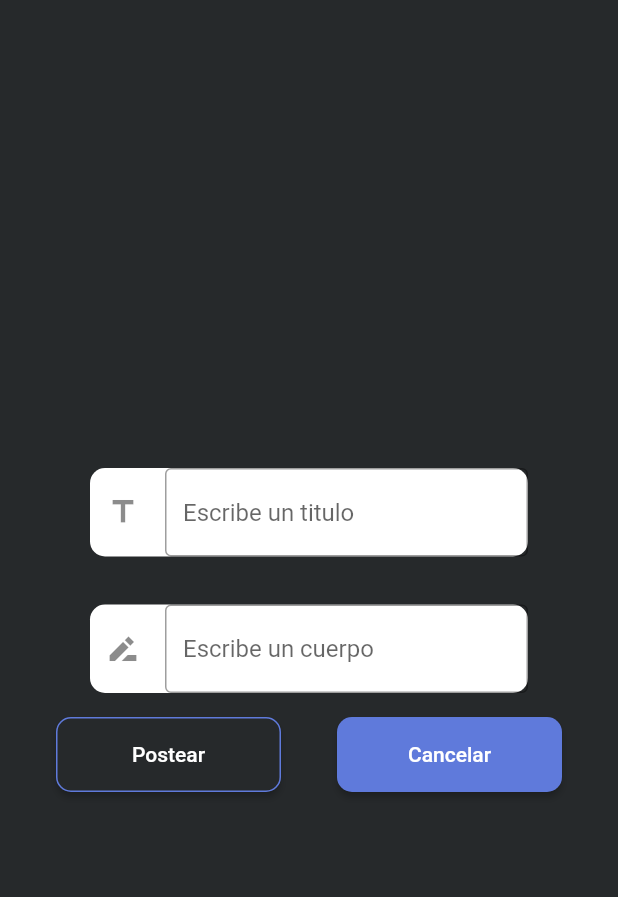
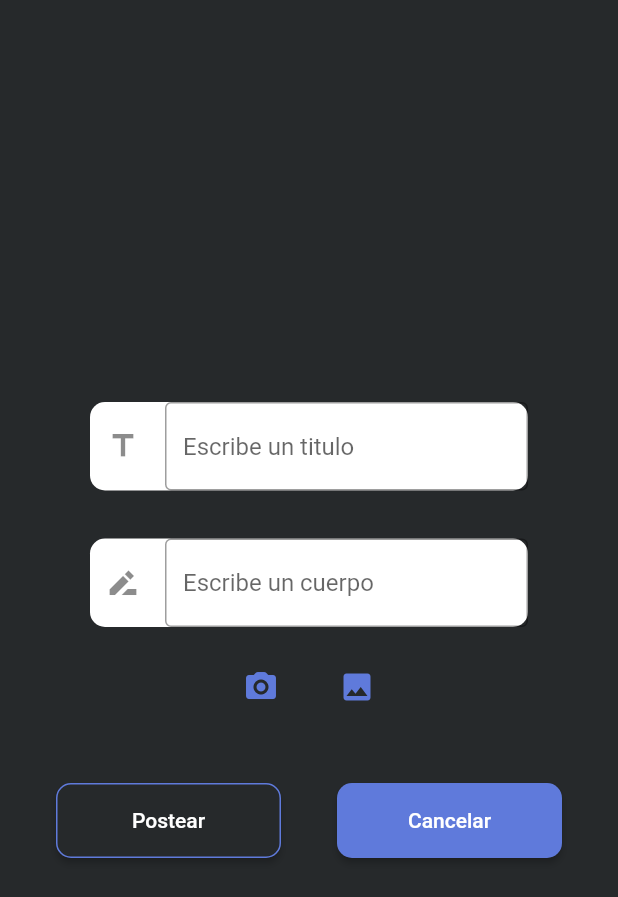
Before and after one commit to huugolopeez/Actividad3, a Flutter app: the PostCreateView screen opened by its route, after a tap on "Cancelar", after a tap on the "add" icon, on a phone screen of 412 x 824 dp. Shown: the top 897 px of the screen. Run offline on Flutter 3.47's test engine with Material 2 defaults, Android fonts, the phone set to English and light mode, and no system bars; our stand-ins replace cloud_firestore, firebase_auth, firebase_core, firebase_storage, image_picker, shared_preferences; accounts and stored records are empty; generated files the repository leaves out were written again; network calls fail.

Commit message:
Commit subir post con fotos

```diff
--- a/lib/Actividad3.dart
+++ b/lib/Actividad3.dart
@@ -40,7 +40,7 @@ class Actividad3 extends StatelessWidget {
       materialApp = MaterialApp(
           title: '3PMDM',
           debugShowCheckedModeBanner: false,
-          initialRoute: '/phoneloginview',
+          initialRoute: '/loginview',
           routes: {
             '/loginview': (context) => MLoginView(),
             '/registerview': (context) => RegisterView(),
--- a/lib/firestoreObjects/FbPost.dart
+++ b/lib/firestoreObjects/FbPost.dart
@@ -4,10 +4,12 @@ class FbPost {
 
   final String titulo;
   final String cuerpo;
+  final String imagen;
 
   FbPost({
     required this.titulo,
-    required this.cuerpo
+    required this.cuerpo,
+    required this.imagen
   });
 
   factory FbPost.fromFirestore(
@@ -17,14 +19,16 @@ class FbPost {
     final data = snapshot.data();
     return FbPost(
         titulo: data?['titulo'],
-        cuerpo: data?['cuerpo']
+        cuerpo: data?['cuerpo'],
+        imagen: data?['imagen']
     );
   }
 
   Map<String, dynamic> toFirestore() {
     return {
       if (titulo != null) "titulo" : titulo,
-      if (cuerpo != null) "cuerpo" : cuerpo
+      if (cuerpo != null) "cuerpo" : cuerpo,
+      if (imagen != null) "imagen" : imagen
     };
   }
 }
--- a/lib/main/PostCreateView.dart
+++ b/lib/main/PostCreateView.dart
@@ -1,29 +1,70 @@
+import 'dart:io';
+
 import 'package:actividad3/custom/HLButtonsBoarding.dart';
 import 'package:actividad3/custom/HLTextField.dart';
 import 'package:actividad3/firestoreObjects/FbPost.dart';
 import 'package:actividad3/singletone/DataHolder.dart';
+import 'package:firebase_auth/firebase_auth.dart';
+import 'package:firebase_storage/firebase_storage.dart';
 import 'package:flutter/material.dart';
+import 'package:image_picker/image_picker.dart';
 
-class PostCreateView extends StatelessWidget {
+class PostCreateView extends StatefulWidget {
 
-  late BuildContext _context;
+  @override
+  State<PostCreateView> createState() => _PostCreateViewState();
+}
+
+class _PostCreateViewState extends State<PostCreateView> {
+
   TextEditingController tecTitle = TextEditingController();
   TextEditingController tecBody = TextEditingController();
 
-  void onHLButtonsBoarding(int index) {
+  ImagePicker _picker = ImagePicker();
+  File _imagenPreview = File('');
+
+  void onHLButtonsBoarding(int index) async {
     if(index == 0) {
-      DataHolder().fbAdmin.insertPost(FbPost(titulo: tecTitle.text, cuerpo: tecBody.text));
-      Navigator.of(_context).popAndPushNamed('/homeview');
+      final storageRef = FirebaseStorage.instance.ref();
+      String rutaEnNube = 'posts/${FirebaseAuth.instance.currentUser!.uid}imgs/${DateTime.now().millisecondsSinceEpoch}.jpg';
+      final rutaAFicheroEnNube = storageRef.child(rutaEnNube);
+      final metadata = SettableMetadata(contentType: 'image/jpeg');
+
+      try {
+        await rutaAFicheroEnNube.putFile(_imagenPreview, metadata);
+      } on FirebaseException catch (e) {
+        print('Error al subir la imagen');
+      }
+
+      String imgUrl = await rutaAFicheroEnNube.getDownloadURL();
+      DataHolder().fbAdmin.insertPost(FbPost(titulo: tecTitle.text, cuerpo: tecBody.text, imagen: imgUrl));
+
+      Navigator.of(context).popAndPushNamed('/homeview');
     } else if(index == 1) {
-      Navigator.of(_context).popAndPushNamed('/homeview');
+      Navigator.of(context).popAndPushNamed('/homeview');
+    }
+  }
+
+  void onCameraButton() async {
+    XFile? image = await _picker.pickImage(source: ImageSource.camera);
+    if (image != null) {
+      setState(() {
+        _imagenPreview = File(image.path);
+      });
+    }
+  }
+
+  void onGalleryButton() async {
+      XFile? image = await _picker.pickImage(source: ImageSource.gallery);
+      if(image != null) {
+        setState(() {
+          _imagenPreview = File(image.path);
+        });
       }
   }
 
   @override
   Widget build(BuildContext context) {
-
-    _context = context;
-
     return Scaffold(
         backgroundColor: DataHolder().colorFondo,
         body: Column(
@@ -31,9 +72,23 @@ class PostCreateView extends StatelessWidget {
             children: [
               HLTextField(sLabel: 'Escribe un titulo', tecController: tecTitle, iIcon: const Icon(Icons.title)),
               HLTextField(sLabel: 'Escribe un cuerpo', tecController: tecBody, iIcon: const Icon(Icons.drive_file_rename_outline_sharp)),
+              Padding(
+                padding: const EdgeInsets.only(bottom: 40),
+                child: Row(
+                    mainAxisAlignment: MainAxisAlignment.center,
+                    children: [
+                      TextButton(
+                          onPressed: () { onCameraButton(); },
+                          child: Icon(Icons.camera_alt_rounded, color: DataHolder().colorPrincipal)
+                      ),
+                      TextButton(
+                          onPressed: () { onGalleryButton(); },
+                          child: Icon(Icons.image, color: DataHolder().colorPrincipal)
+                      ),
+                    ]),
+              ),
               HLButtonsBoarding(sText0: const Text('Postear'), sText1: const Text('Cancelar'), evento: onHLButtonsBoarding)
             ])
     );
   }
-
 }
--- a/lib/singletone/DataHolder.dart
+++ b/lib/singletone/DataHolder.dart
@@ -69,10 +69,12 @@ class DataHolder {
 
     String? postTitle = prefs.getString('postTitle');
     String? postBody = prefs.getString('postBody');
+    String? postImage = prefs.getString('postImage');
 
     postTitle ??= '';
     postBody ??= '';
+    postImage ??= '';
 
-    selectedPost = FbPost(titulo: postTitle, cuerpo: postBody);
+    selectedPost = FbPost(titulo: postTitle, cuerpo: postBody, imagen: postImage);
   }
 }
--- a/pubspec.yaml
+++ b/pubspec.yaml
@@ -39,6 +39,8 @@ dependencies:
   firebase_auth: ^4.13.0
   cloud_firestore: ^4.13.0
   shared_preferences: ^2.2.2
+  firebase_storage: ^11.5.0
+  image_picker: ^1.0.4
 
 dev_dependencies:
   flutter_test:
```
Also changed, not shown: lib/main/PostView.dart (+24 -4 lines), pubspec.lock. Lines whose indentation alone changed are shown as unchanged.
